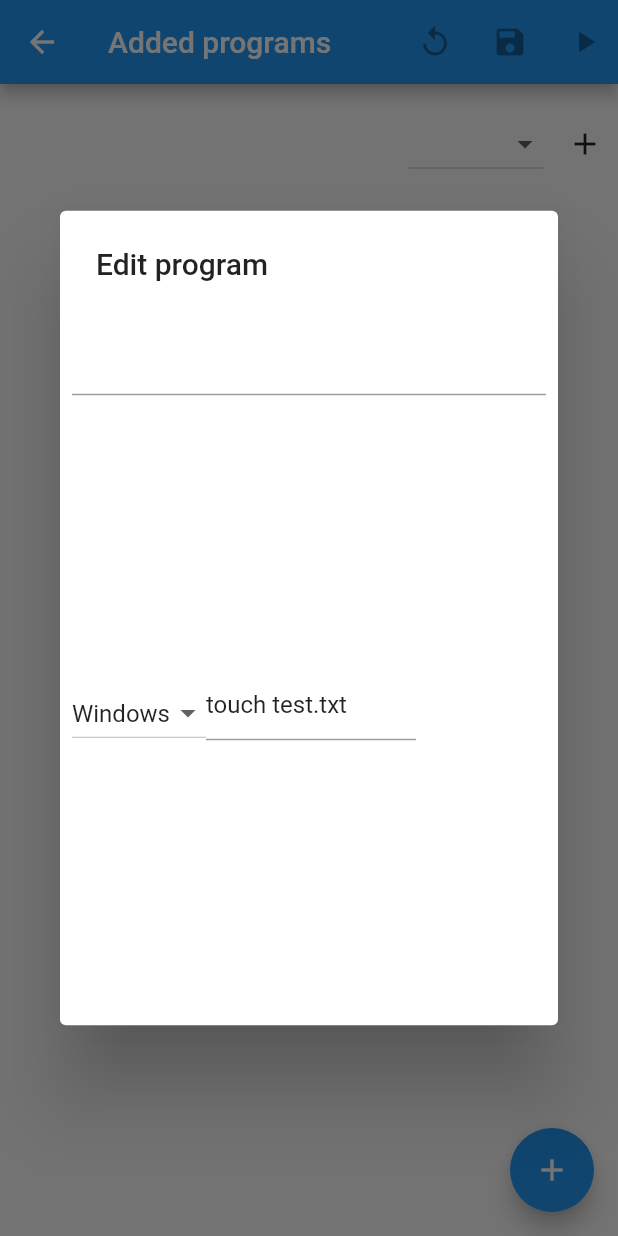
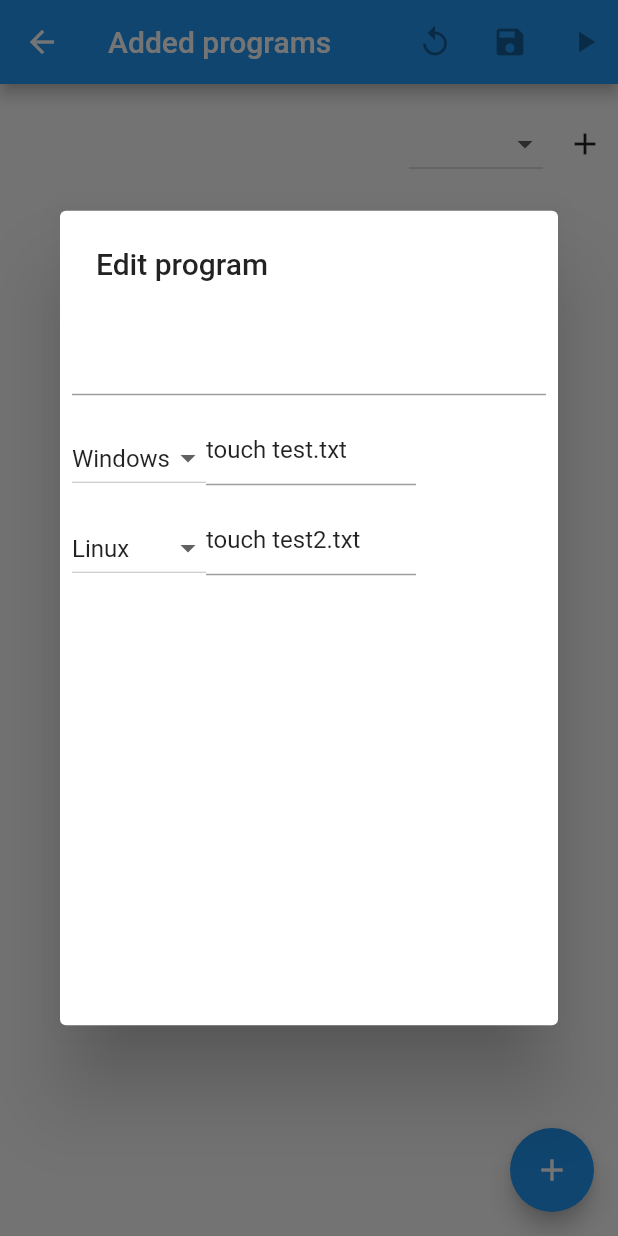
Before and after one commit to helagro/computer_program_sync, a Flutter app: the ProgramListerScreen screen opened directly, after a tap on "some", on a phone screen of 412 x 824 dp. Run offline on Flutter 3.47's test engine with Material 2 defaults, Android fonts, the phone set to English and light mode, and no system bars; our stand-ins replace google_sign_in; missing offline and left inert: googleapis.

Commit message:
another command added to test program

```diff
--- a/lib/programListerScreen.dart
+++ b/lib/programListerScreen.dart
@@ -89,8 +89,10 @@ class _ProgramListerScreenState extends State<ProgramListerScreen> {
   Widget _listItemFactory(String text) {
     return FlatButton(
       onPressed: () {
-        CommandObject command = CommandObject("Windows", "touch test.txt");
-        ProgramObject program = ProgramObject("Test", [command]);
+        ProgramObject program = ProgramObject("Test", [
+          CommandObject("Windows", "touch test.txt"),
+          CommandObject("Linux", "touch test2.txt")
+        ]);
         showDialog(
             context: context,
             builder: (BuildContext buildContext) => ProgramEditDialog(
--- a/lib/widgets/ProgramEditDialog.dart
+++ b/lib/widgets/ProgramEditDialog.dart
@@ -33,7 +33,7 @@ class ProgramEditDialog extends StatelessWidget {
             ),
             SizedBox(
               child: ListView.builder(
-                  scrollDirection: Axis.horizontal,
+                  scrollDirection: Axis.vertical,
                   itemCount: program.commands.length,
                   shrinkWrap: true,
                   itemBuilder: (BuildContext buildContext, int index) {
```
